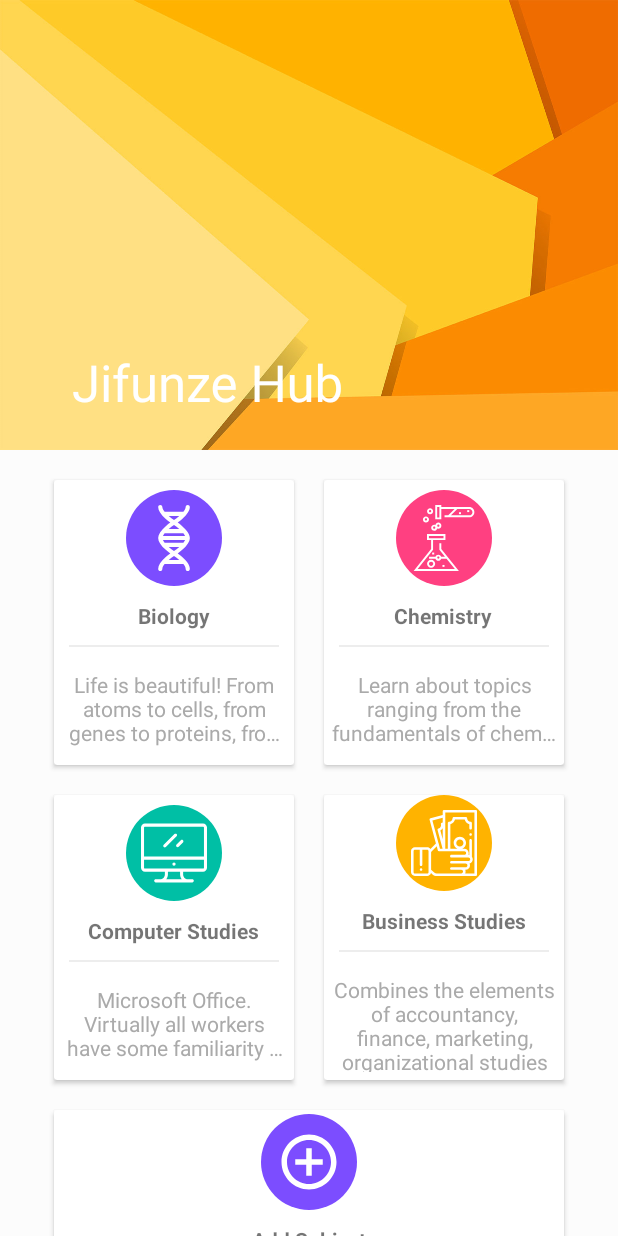
After one commit to nickhq/jifunzeHub, an Android app: the FlashCardsActivity screen opened directly, with no data from a screen before it, on a phone screen of 412 x 824 dp. The commit adds this screen. Run offline under Robolectric (Android 15) with nearby library versions, the phone set to English and light mode, and no system bars.

Commit message:
refactored app into categories

```diff
--- a/app/src/main/AndroidManifest.xml
+++ b/app/src/main/AndroidManifest.xml
@@ -9,6 +9,9 @@
         android:roundIcon="@mipmap/ic_launcher_round"
         android:supportsRtl="true"
         android:theme="@style/AppTheme">
+        <activity android:name=".FlashCards.FlashCardsActivity">
+        </activity>
+        <activity android:name=".FlashCards.BiologyFlashCardActivity" />
         <activity android:name=".MainActivity">
             <intent-filter>
                 <action android:name="android.intent.action.MAIN" />
@@ -16,7 +19,6 @@
                 <category android:name="android.intent.category.LAUNCHER" />
             </intent-filter>
         </activity>
-        <activity android:name=".BiologyActivity"></activity>
     </application>
 
 </manifest>
--- /dev/null
+++ b/app/src/main/java/io/nkossy/collapsingtoolbar/FlashCards/FlashCardsActivity.java
@@ -0,0 +1,27 @@
+package io.nkossy.collapsingtoolbar.FlashCards;
+
+import android.content.Intent;
+import android.support.v7.app.AppCompatActivity;
+import android.os.Bundle;
+import android.support.v7.widget.CardView;
+import android.view.View;
+
+import io.nkossy.collapsingtoolbar.R;
+
+public class FlashCardsActivity extends AppCompatActivity {
+
+    @Override
+    protected void onCreate(Bundle savedInstanceState) {
+        super.onCreate(savedInstanceState);
+        setContentView(R.layout.activity_flash_cards);
+
+        CardView cardBiology = findViewById(R.id.card_biology);
+
+        cardBiology.setOnClickListener(new View.OnClickListener() {
+            @Override
+            public void onClick(View view) {
+                startActivity(new Intent(getBaseContext(), BiologyFlashCardActivity.class));
+            }
+        });
+    }
+}
--- /dev/null
+++ b/app/src/main/res/layout/activity_flash_cards.xml
@@ -0,0 +1,50 @@
+<?xml version="1.0" encoding="utf-8"?>
+<android.support.design.widget.CoordinatorLayout xmlns:android="http://schemas.android.com/apk/res/android"
+    xmlns:app="http://schemas.android.com/apk/res-auto"
+    xmlns:tools="http://schemas.android.com/tools"
+    android:layout_width="match_parent"
+    android:layout_height="match_parent"
+    tools:context="io.nkossy.collapsingtoolbar.FlashCards.FlashCardsActivity"
+    android:background="#fcfcfc">
+    <android.support.design.widget.AppBarLayout
+        android:id="@+id/appBar"
+        android:layout_width="match_parent"
+        android:layout_height="300dp"
+        android:theme="@style/ThemeOverlay.AppCompat.Dark.ActionBar">
+
+        <android.support.design.widget.CollapsingToolbarLayout
+            android:id="@+id/collapsingToolbar"
+            android:layout_width="match_parent"
+            android:layout_height="match_parent"
+            app:layout_scrollFlags="exitUntilCollapsed|scroll"
+            app:contentScrim="?attr/colorPrimary"
+            app:title="Jifunze Hub"
+            app:expandedTitleMarginStart="48dp"
+            app:expandedTitleMarginEnd="64dp"
+            android:background="@drawable/bg_header">
+
+
+            <android.support.v7.widget.Toolbar
+                android:id="@+id/toolbar"
+                android:layout_width="match_parent"
+                android:layout_height="?attr/actionBarSize"
+                app:popupTheme="@style/ThemeOverlay.AppCompat.Light"
+                app:layout_collapseMode="pin">
+
+            </android.support.v7.widget.Toolbar>
+
+        </android.support.design.widget.CollapsingToolbarLayout>
+
+    </android.support.design.widget.AppBarLayout>
+    <android.support.v4.widget.NestedScrollView
+        android:layout_width="match_parent"
+        android:layout_height="match_parent"
+        app:layout_behavior="@string/appbar_scrolling_view_behavior">
+
+      <include layout="@layout/flash_cards_dashboard"/>
+
+    </android.support.v4.widget.NestedScrollView>
+
+
+
+</android.support.design.widget.CoordinatorLayout>
```
Also changed, not shown: app/src/main/java/io/nkossy/collapsingtoolbar/FlashCards/BiologyFlashCardActivity.java (renamed from app/src/main/java/io/nkossy/collapsingtoolbar/BiologyActivity.java, +9 -7 lines), app/src/main/java/io/nkossy/collapsingtoolbar/MainActivity.java (+0 -12 lines), app/src/main/res/layout/activity_main.xml (+3 -44 lines), app/src/main/res/layout/activity_flash_cards_biology.xml (renamed from app/src/main/res/layout/activity_biology.xml), app/src/main/res/layout/flash_card_item.xml (renamed from app/src/main/res/layout/item.xml), app/src/main/res/layout/flash_cards_dashboard.xml (renamed from app/src/main/res/layout/class_dashboard.xml).
